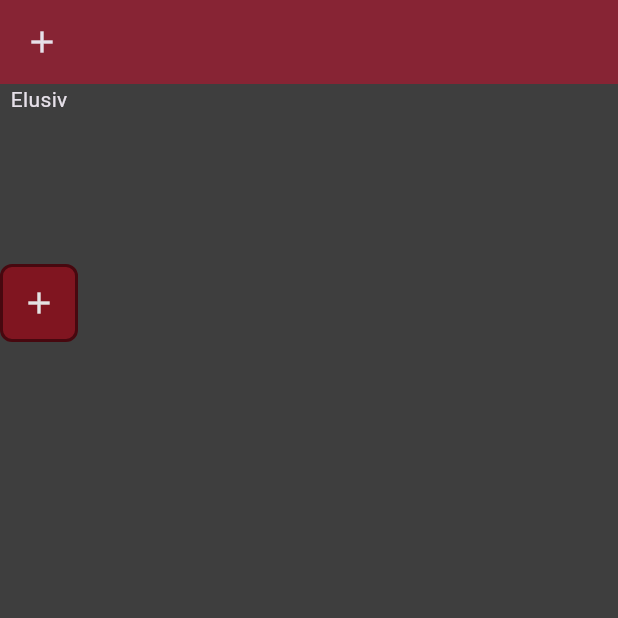
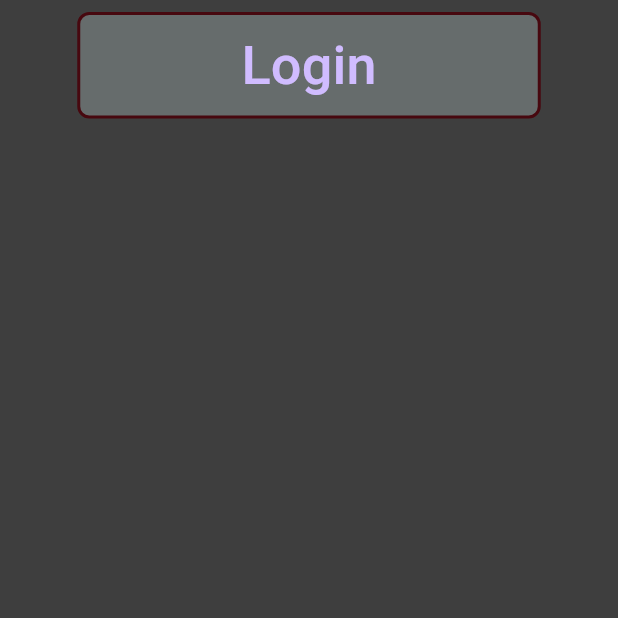
Before and after one commit to Infini-Play/Elusiv, a Flutter app: the screen it shows after launch, on a phone screen of 412 x 824 dp, the top half of it. Run offline on Flutter 3.47's test engine with Material 3 defaults, Android fonts, the light colour scheme and no system bars; our stand-ins replace go_router.

Commit message:
Committing current changes for backend integration -Finished implementation of ThemedContainer and ThemedContainerNoBorders -Started implementation of special TextButton -Welcome Screen, login screen, registration screen still WIP

```diff
--- a/elusiv/lib/core/theme/themed_container.dart
+++ b/elusiv/lib/core/common_widgets/themed_container.dart
@@ -1,36 +1,40 @@
 
+import 'package:elusiv/core/common_widgets/themed_container_no_borders.dart';
 import 'package:elusiv/core/theme/app_theme.dart';
 import 'package:flutter/material.dart';
 
-class ThemedContainer extends StatelessWidget {
-  final Widget? child;
-  final double? width;
-  final double? height;
+/// A container consitent with the theme of the app.
+class ThemedContainer extends ThemedContainerNoBorders {
+
+
+  /// Determines the border width for all edges of the container.
+  ///
+  /// This value is not used if [border] is not `null`.
   final double? borderWidth;
+
+  /// Determines the [border] of the container.
+  ///
+  /// Overrides [borderWidth] if not `null`.
   final Border? border;
-  final double? borderRadiusValue;
-  final BorderRadius? borderRadius;
-  final EdgeInsetsGeometry? padding;
-  final EdgeInsetsGeometry? margin;
 
   const ThemedContainer({
     super.key,
-    this.child,
-    this.width,
-    this.height,
+    super.child,
+    super.width,
+    super.height,
+    super.padding,
+    super.margin,
+    super.borderRadiusValue,
+    super.borderRadius,
+    super.alternateColors,
     this.borderWidth,
-    this.borderRadiusValue,
-    this.borderRadius,
-    this.padding,
-    this.margin,
     this.border,
   });
 
   @override
   Widget build(BuildContext context) {
 
-    // Border logic
-    // borderWidth is ignored if a border is passed in
+
     Border finalBorder;
     if (border != null) {finalBorder = border!;}
     else {
@@ -54,10 +58,11 @@ class ThemedContainer extends StatelessWidget {
       );
     }
 
+    final containerColor = alternateColors ? accent : primary;
 
     return Container(
       decoration: BoxDecoration(
-        color: primary,
+        color: containerColor,
         border: finalBorder,
         borderRadius: finalBorderRadius,
       ),
--- /dev/null
+++ b/elusiv/lib/core/localization/string_extensions.dart
@@ -0,0 +1,3 @@
+extension HardcodedString on String {
+  String get hardcoded => this;
+}
--- a/elusiv/lib/core/theme/app_theme.dart
+++ b/elusiv/lib/core/theme/app_theme.dart
@@ -6,6 +6,7 @@ import 'package:flutter/material.dart';
 const Color deepGray = Color.fromARGB(255, 62, 62, 62);
 const Color bloodRed = Color.fromARGB(255, 128, 21, 32);
 const Color deepMaroon = Color.fromARGB(255, 71, 8, 15);
+const Color lightMaroon = Color.fromARGB(255, 135, 36, 52);
 const Color mediumGray = Color.fromARGB(255, 102, 108, 108);
 const Color deepMagenta = Color.fromARGB(255, 104, 23, 95);
 const Color softBlack = Color.fromARGB(255, 27, 27, 27);
--- a/elusiv/lib/features/login/presentation/pages/welcome_page.dart
+++ b/elusiv/lib/features/login/presentation/pages/welcome_page.dart
@@ -1,4 +1,4 @@
-import 'package:elusiv/core/theme/themed_container.dart';
+import 'package:elusiv/features/login/presentation/widgets/login_button.dart';
 import 'package:flutter/material.dart';
 
 class WelcomePage extends StatelessWidget {
@@ -7,20 +7,12 @@ class WelcomePage extends StatelessWidget {
   @override
   Widget build(BuildContext context) {
     return Scaffold(
-      appBar: AppBar(
-        leading: Icon(Icons.add),
-      ),
-      body: Column(
-        children: [
-          Text('Elusiv'),
-          SizedBox(height: 100,),
-          ThemedContainer(
-            child: IconButton(
-              onPressed: () {},
-              icon: Icon(Icons.add)
-            ),
-          )
-        ],
+      body: Center(
+        child: Column(
+          children: [
+            LoginButton(loginFunction: () {})
+          ],
+        ),
       ),
     );
   }
--- /dev/null
+++ b/elusiv/lib/features/login/presentation/widgets/login_button.dart
@@ -0,0 +1,37 @@
+import 'package:elusiv/core/common_widgets/themed_container.dart';
+import 'package:elusiv/core/localization/string_extensions.dart';
+import 'package:flutter/material.dart';
+
+class LoginButton extends StatelessWidget {
+  final void Function()? loginFunction;
+
+  const LoginButton({
+    super.key,
+    required this.loginFunction,
+  });
+
+  @override
+  Widget build(BuildContext context) {
+    final screenWidth = MediaQuery.of(context).size.width;
+    // 80% of screenWidth
+    final buttonWidth = screenWidth * 0.75;
+    return TextButton(
+      onPressed: loginFunction,
+      child: ThemedContainer(
+        width: buttonWidth,
+        alternateColors: true,
+        child: Center(
+          child: Padding(
+            padding: const EdgeInsets.all(8.0),
+            child: Text(
+              'Login'.hardcoded,
+              style: TextStyle(
+                fontSize: 36,
+              ),
+            ),
+          ),
+        ),
+      ),
+    );
+  }
+}
```
Also changed, not shown: elusiv/lib/core/common_widgets/themed_container_no_borders.dart (added, +73 -0 lines), elusiv/lib/features/login/presentation/widgets/custom_shape_text_button.dart (added, +35 -0 lines), elusiv/pubspec.yaml (+9 -4 lines), elusiv/pubspec.lock, 1 other file.
